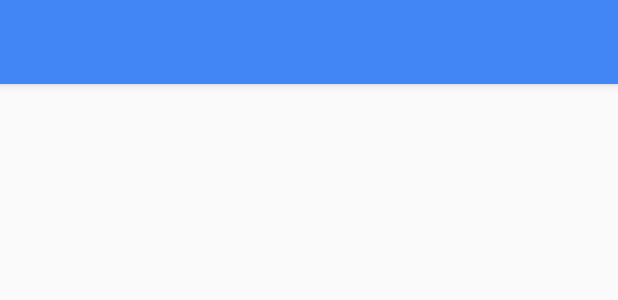
After one commit to andersdinesen/VejKamera, an Android app: the layout tool_bar.xml on its own in the app's theme, with its tools: preview values and no code run, on a phone screen of 412 x 824 dp. The commit adds this screen. Shown: the top 300 px of the screen. Run offline under Robolectric (Android 15) with nearby library versions, the phone set to English and light mode, and no system bars.

Commit message:
Changed toolbar to support.v7.widget.Toolbar

```diff
--- a/app/src/main/AndroidManifest.xml
+++ b/app/src/main/AndroidManifest.xml
@@ -1,8 +1,9 @@
 <?xml version="1.0" encoding="utf-8"?>
 <manifest xmlns:android="http://schemas.android.com/apk/res/android"
+    xmlns:app="http://schemas.android.com/apk/res-auto"
     package="com.vejkamera"
     android:versionCode="1"
-    android:versionName="1.0" >
+    android:versionName="1.0">
 
     <uses-sdk
         android:minSdkVersion="7"
@@ -33,7 +34,7 @@
         android:allowBackup="true"
         android:icon="@mipmap/ic_launcher"
         android:label="@string/app_name"
-        android:theme="@style/Theme.AppCompat.Light" >
+        android:theme="@style/Theme.AppCompat.Light.NoActionBar" >
         <activity
             android:name=".favorites.FavoritesActivity"
             android:label="@string/app_name" >
--- /dev/null
+++ b/app/src/main/res/layout/tool_bar.xml
@@ -0,0 +1,9 @@
+<?xml version="1.0" encoding="utf-8"?>
+<android.support.v7.widget.Toolbar
+    xmlns:android="http://schemas.android.com/apk/res/android"
+    android:layout_width="match_parent"
+    android:layout_height="wrap_content"
+    android:background="@color/ColorPrimary"
+    android:theme="@style/ThemeOverlay.AppCompat.Dark"
+    android:elevation="4dp">
+</android.support.v7.widget.Toolbar>
--- /dev/null
+++ b/app/src/main/res/values/color.xml
@@ -0,0 +1,5 @@
+<?xml version="1.0" encoding="utf-8"?>
+<resources>
+    <color name="ColorPrimary">#4285F4</color>
+    <color name="ColorPrimaryDark">#3367D6</color>
+</resources>
--- a/app/src/main/res/values/dimens.xml
+++ b/app/src/main/res/values/dimens.xml
@@ -2,4 +2,5 @@
     <!-- Default screen margins, per the Android Design guidelines. -->
     <dimen name="activity_horizontal_margin">16dp</dimen>
     <dimen name="activity_vertical_margin">16dp</dimen>
+    <dimen name="TextDimTop">5dp</dimen>
 </resources>
--- a/app/src/main/res/values/integer.xml
+++ b/app/src/main/res/values/integer.xml
@@ -1,6 +1,6 @@
 <?xml version="1.0" encoding="utf-8"?>
 <resources>
     <integer name="camera_image_update_interval">
-        9000
+        8000
     </integer>
 </resources>
--- a/app/src/main/res/values/styles.xml
+++ b/app/src/main/res/values/styles.xml
@@ -1,8 +1,9 @@
 <resources>
 
     <!-- Base application theme. -->
-    <style name="AppTheme" parent="Theme.AppCompat.Light.DarkActionBar">
-        <!-- Customize your theme here. -->
+    <style name="AppTheme" parent="Theme.AppCompat.Light.NoActionBar">
+        <item name="colorPrimary">@color/ColorPrimary</item>
+        <item name="colorPrimaryDark">@color/ColorPrimaryDark</item>
     </style>
     <style name="LightThemeSelector" parent="android:Theme.Holo.Light">
     </style>
```
Also changed, not shown: app/src/main/java/com/vejkamera/favorites/FavoritesActivity.java (+41 -39 lines), app/src/main/res/layout/activity_favorites.xml (+14 -9 lines).
